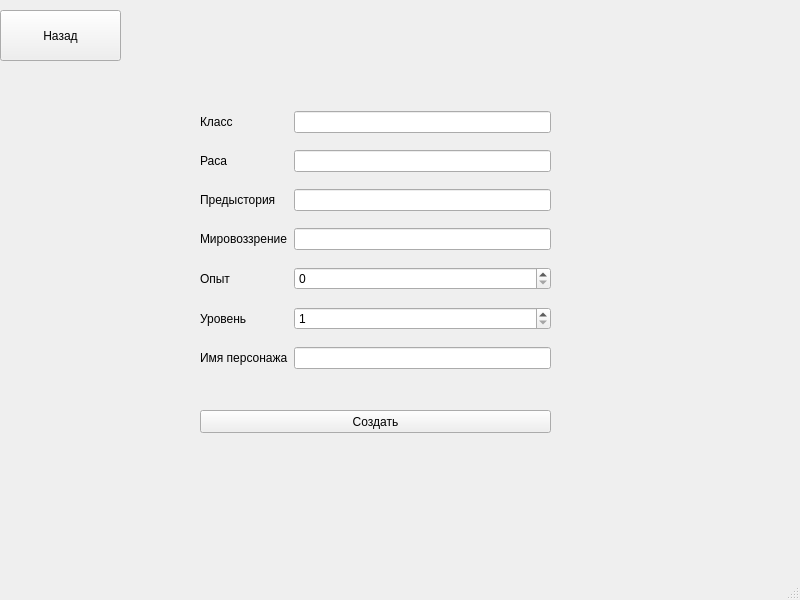
Gelzy788/DnD-Helper, file data/ui_files/create_questionnaire_screen.ui: the form before one commit.
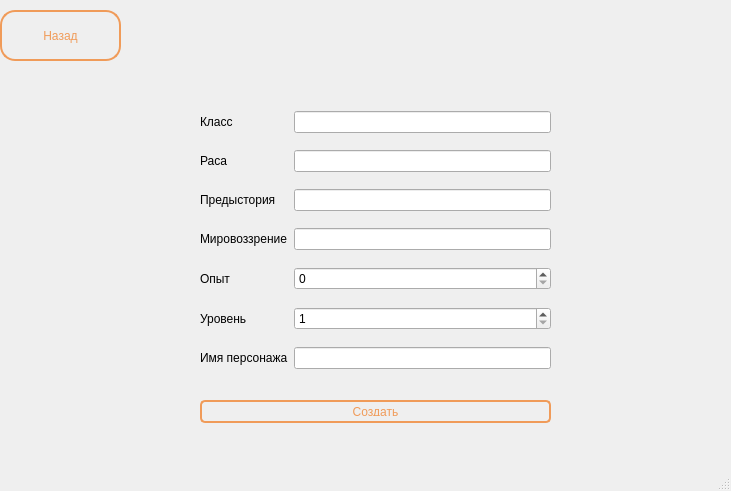
The form after the commit. Icons and pictures are not drawn.

```diff
--- a/data/ui_files/create_questionnaire_screen.ui
+++ b/data/ui_files/create_questionnaire_screen.ui
@@ -6,8 +6,8 @@
    <rect>
     <x>0</x>
     <y>0</y>
-    <width>800</width>
-    <height>600</height>
+    <width>731</width>
+    <height>491</height>
    </rect>
   </property>
   <property name="windowTitle">
@@ -23,6 +23,25 @@
       <height>51</height>
      </rect>
     </property>
+    <property name="styleSheet">
+     <string notr="true">/* border-color: rgb(142, 74, 25);
+border: 2px solid rgb(142, 74, 25); */
+/* background-color: rgb(142, 74, 25); */
+
+QPushButton {
+	color: rgb(240, 155, 89);
+    background-color: transparent; /* Делаем фон прозрачным */
+    border: 2px solid rgb(240, 155, 89);  /* Цвет границы */
+    border-radius: 15px; /* Закругление углов (по желанию) */
+    padding: 5px; /* Отступы (по желанию) */
+	/* border-image: linear-gradient(to right, red, yellow) 5; */
+}
+
+QPushButton:hover {
+    background-color: rgba(54, 21, 8, 0.5); 
+} 
+</string>
+    </property>
     <property name="text">
      <string>Назад</string>
     </property>
@@ -124,11 +143,30 @@
     <property name="geometry">
      <rect>
       <x>200</x>
-      <y>410</y>
+      <y>400</y>
       <width>351</width>
       <height>23</height>
      </rect>
     </property>
+    <property name="styleSheet">
+     <string notr="true">/* border-color: rgb(142, 74, 25);
+border: 2px solid rgb(142, 74, 25); */
+/* background-color: rgb(142, 74, 25); */
+
+QPushButton {
+	color: rgb(240, 155, 89);
+    background-color: transparent; /* Делаем фон прозрачным */
+    border: 2px solid rgb(240, 155, 89);  /* Цвет границы */
+    border-radius: 5px; /* Закругление углов (по желанию) */
+    padding: 5px; /* Отступы (по желанию) */
+	/* border-image: linear-gradient(to right, red, yellow) 5; */
+}
+
+QPushButton:hover {
+    background-color: rgba(54, 21, 8, 0.5); 
+} 
+</string>
+    </property>
     <property name="text">
      <string>Создать</string>
     </property>
@@ -146,6 +184,26 @@
      <string/>
     </property>
    </widget>
+   <widget class="QWidget" name="widget" native="true">
+    <property name="geometry">
+     <rect>
+      <x>0</x>
+      <y>-30</y>
+      <width>741</width>
+      <height>531</height>
+     </rect>
+    </property>
+    <property name="styleSheet">
+     <string notr="true">background-image: url('data/textures/background.jpg');
+background-repeat: no-repeat; 
+background-position: center;</string>
+    </property>
+   </widget>
+   <zorder>widget</zorder>
+   <zorder>back_btn</zorder>
+   <zorder>gridLayoutWidget</zorder>
+   <zorder>create_btn</zorder>
+   <zorder>label_8</zorder>
   </widget>
   <widget class="QMenuBar" name="menubar">
    <property name="geometry">
```
Left out of the diff: 2 changed lines with no effect on the pictures.
